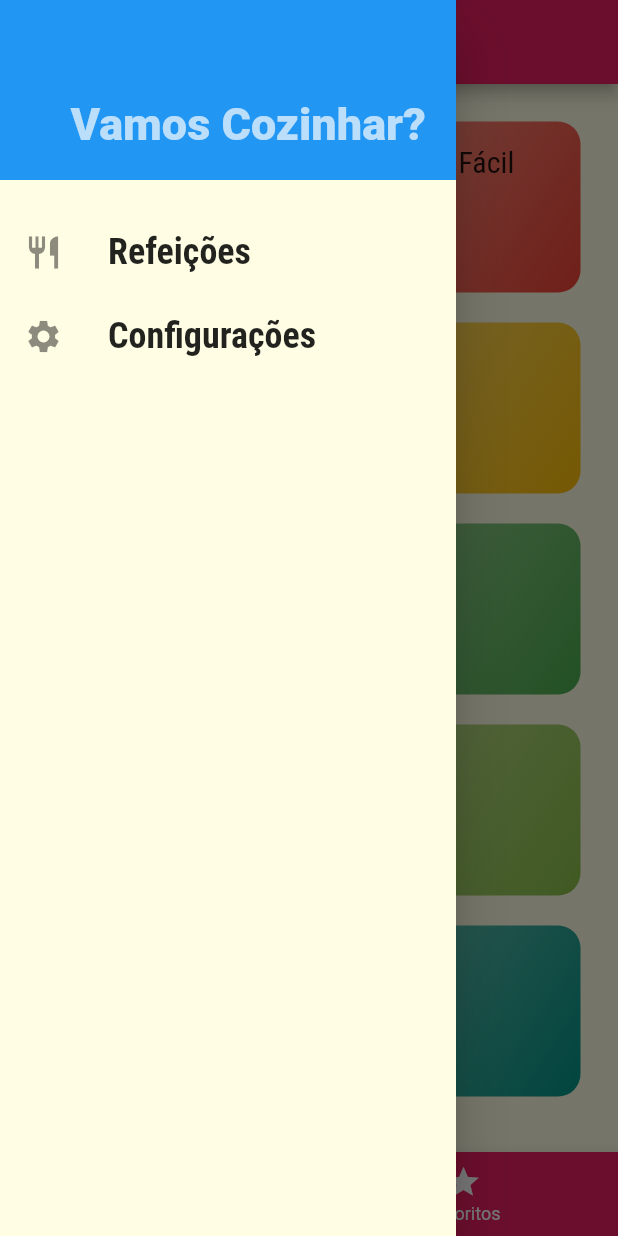
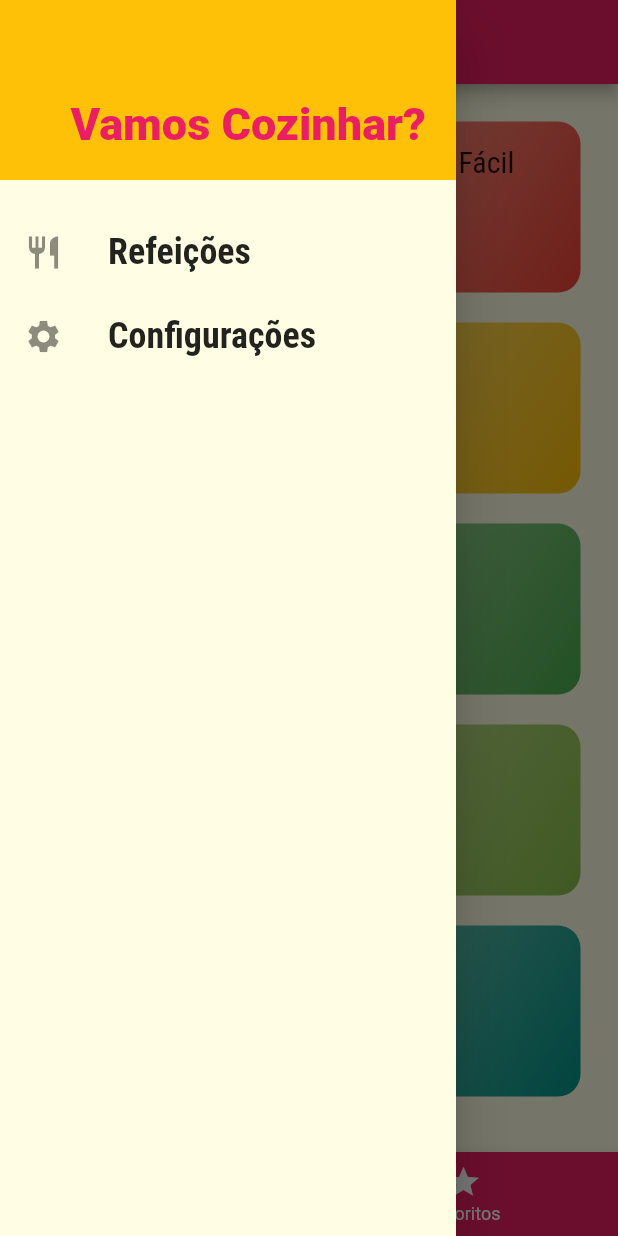
Before and after one commit to mfelicianosousa/meals, a Flutter app: the screen it shows after launch, with the side drawer open, on a phone screen of 412 x 824 dp. Run offline on Flutter 3.47's test engine with Material 2 defaults, Android fonts, the phone set to English and light mode, and no system bars.

Commit message:
Finalizando Drawer Personalizado e adicionando tela de configuração

```diff
--- a/lib/components/main_drawer.dart
+++ b/lib/components/main_drawer.dart
@@ -1,7 +1,10 @@
 import 'package:flutter/material.dart';
+import '../utils/app_routes.dart';
 
 class MainDrawer extends StatelessWidget {
-  Widget _createItem(IconData icon, String label) {
+  const MainDrawer({Key? key}) : super(key: key);
+
+  Widget _createItem(IconData icon, String label, Function() onTap) {
     return ListTile(
       leading: Icon(
         icon,
@@ -9,13 +12,13 @@ class MainDrawer extends StatelessWidget {
       ),
       title: Text(
         label,
-        style: TextStyle(
+        style: const TextStyle(
           fontFamily: 'RobotoCondensed',
           fontSize: 24,
           fontWeight: FontWeight.bold,
         ),
       ),
-      onTap: () {},
+      onTap: onTap,
     );
   }
 
@@ -23,24 +26,36 @@ class MainDrawer extends StatelessWidget {
   Widget build(BuildContext context) {
     return Drawer(
       child: Column(
-      children: <Widget>[
+        children: [
           Container(
             height: 120,
             width: double.infinity,
-          padding: EdgeInsets.all(20),
-          color: Theme.of(context).primaryColor,
+            padding: const EdgeInsets.all(20),
+            color: Theme.of(context).colorScheme.secondary,
             alignment: Alignment.bottomRight,
-          child: Text('Vamos Cozinhar?',
+            child: Text(
+              'Vamos Cozinhar?',
               style: TextStyle(
                 fontWeight: FontWeight.w900,
                 fontSize: 30,
-                color: Theme.of(context).primaryColorLight,
-              )),
+                color: Theme.of(context).colorScheme.primary,
               ),
-        SizedBox(height: 20),
-        _createItem(Icons.restaurant, 'Refeições'),
-        _createItem(Icons.settings, 'Configurações'),
+            ),
+          ),
+          const SizedBox(height: 20),
+          _createItem(
+            Icons.restaurant,
+            'Refeições',
+            () => Navigator.of(context).pushReplacementNamed(AppRoutes.HOME),
+          ),
+          _createItem(
+            Icons.settings,
+            'Configurações',
+            () =>
+                Navigator.of(context).pushReplacementNamed(AppRoutes.SETTINGS),
+          ),
         ],
-    ));
+      ),
+    );
   }
 }
--- a/lib/main.dart
+++ b/lib/main.dart
@@ -4,6 +4,7 @@ import 'screens/categories_meals_screen.dart';
 import 'screens/meal_detail_screen.dart';
 import 'utils/app_routes.dart';
 import 'screens/tabs_screen.dart';
+import 'screens/settings_screen.dart';
 
 void main() {
   runApp(const MyApp());
@@ -34,6 +35,7 @@ class MyApp extends StatelessWidget {
         AppRoutes.HOME: (ctx) => TabsScreen(),
         AppRoutes.CATEGORY_MEALS: (ctx) => CategoriesMealsScreen(),
         AppRoutes.MEAL_DETAIL: (ctx) => MealDetailScreen(),
+        AppRoutes.SETTINGS: (ctx) => SettingsScreen(),
       },
       onUnknownRoute: (setting) {
         return MaterialPageRoute(
--- a/lib/screens/meal_detail_screen.dart
+++ b/lib/screens/meal_detail_screen.dart
@@ -90,6 +90,11 @@ class MealDetailScreen extends StatelessWidget {
           ],
         ),
       ),
+      floatingActionButton: FloatingActionButton(
+          child: Icon(Icons.star),
+          onPressed: () {
+            Navigator.of(context).pop(meal.title);
+          }),
     );
   }
 }
--- a/lib/utils/app_routes.dart
+++ b/lib/utils/app_routes.dart
@@ -2,4 +2,5 @@ class AppRoutes {
   static const HOME = '/';
   static const CATEGORY_MEALS = '/categories-meals';
   static const MEAL_DETAIL = '/meal-detail';
+  static const SETTINGS = '/settings';
 }
```
Also changed, not shown: lib/components/meal_item.dart (+10 -2 lines), lib/models/settings.dart (added, +13 -0 lines), lib/screens/settings_screen.dart (added, +79 -0 lines). Lines whose indentation alone changed are shown as unchanged.
